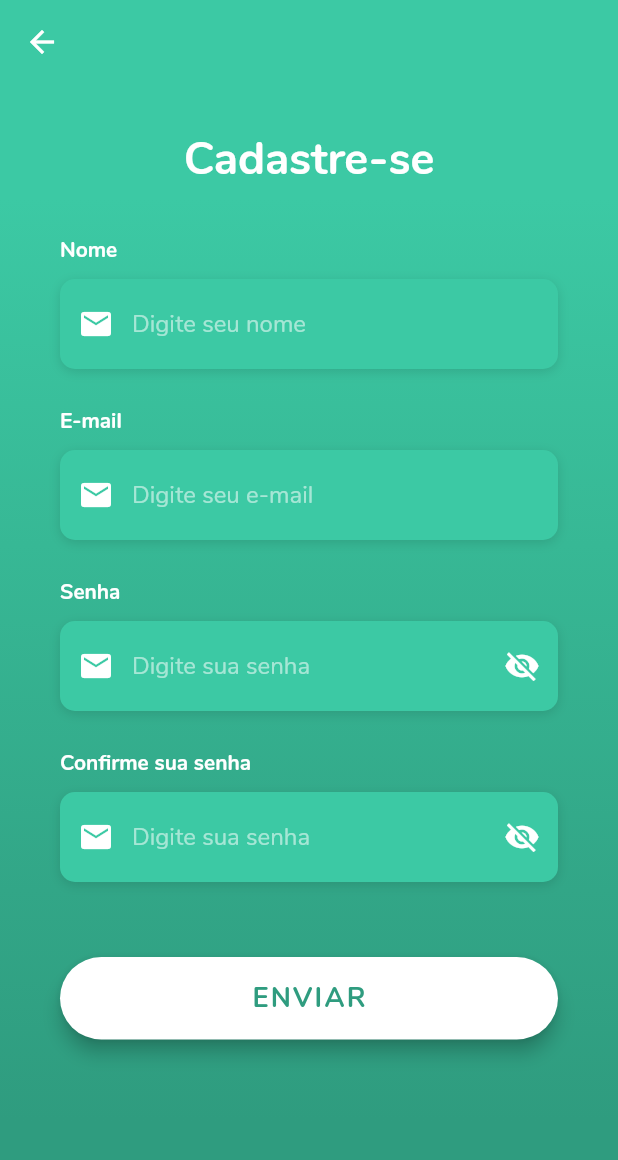
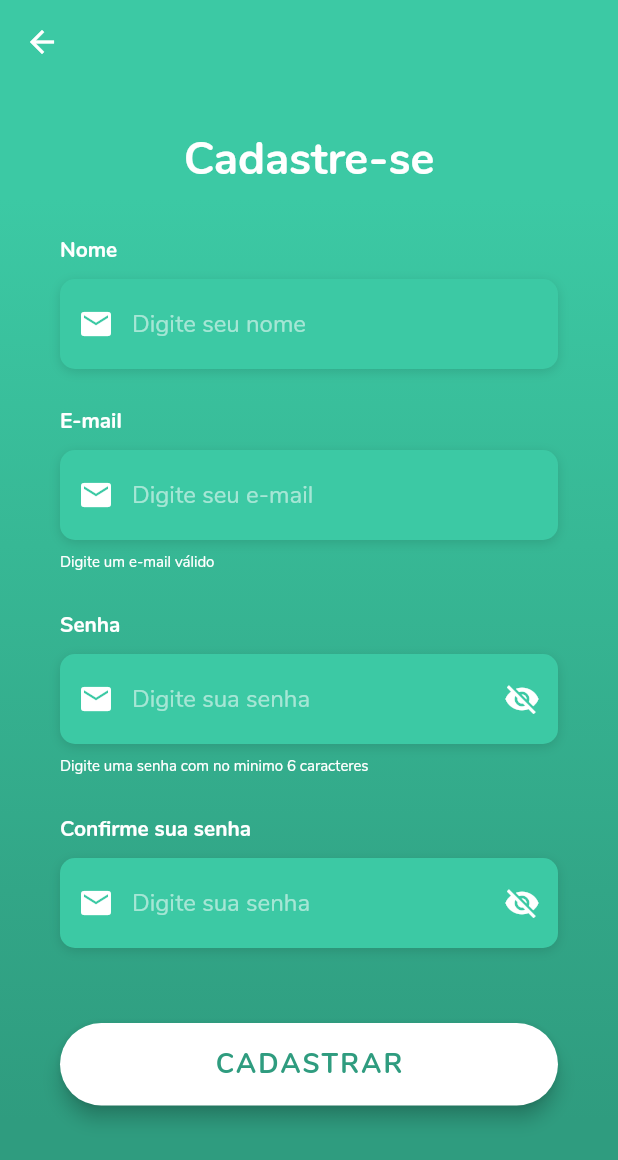
Before and after one commit to Deivid1071/trocatealentoapp, a Flutter app: the screen it shows after launch, after a tap on "LOGIN", after a tap on "Cadastre-se", on a phone screen of 412 x 824 dp. Shown: the top 1160 px of the screen. Run offline on Flutter 3.47's test engine with Material 2 defaults, Android fonts, the phone set to English and light mode, and no system bars; our stand-ins replace flutter_mobx, mobx; accounts and stored records are empty; generated files the repository leaves out were written again.

Commit message:
cadastrar completo api funcional

```diff
--- a/lib/model/user.dart
+++ b/lib/model/user.dart
@@ -15,6 +15,14 @@ class User {
     tcoin = json['user']['tcoin'];
   }
 
+
+  User.fromJsonRegister(Map<String, dynamic> json) {
+    userId = json['id'];
+    name = json['username'];
+    email = json['email'];
+    tcoin = json['tcoin'];
+  }
+
 }
 
 class UserResponse {
@@ -27,6 +35,11 @@ class UserResponse {
       : result = User.fromJson(json),
         error = "";
 
+  UserResponse.fromJsonRegister(Map<String, dynamic> json)
+      : result = User.fromJsonRegister(json),
+        error = "";
+
+
   UserResponse.withError(String errorValue)
       : result = null,//
         error = errorValue;
--- a/lib/screens/home/login_screen.dart
+++ b/lib/screens/home/login_screen.dart
@@ -20,12 +20,12 @@ class LoginScreen extends StatefulWidget {
 class _LoginScreenState extends State<LoginScreen> {
   LoginController loginController;
   bool errorTextField = false;
-  AuthorizationApiService api;
+  AuthorizationApiService authApi;
 
   @override
   void initState() {
     loginController = LoginController();
-    api = AuthorizationApiService();
+    authApi = AuthorizationApiService();
     super.initState();
   }
 
@@ -109,21 +109,23 @@ class _LoginScreenState extends State<LoginScreen> {
           child: RaisedButton(
             elevation: 5.0,
             onPressed: () async {
-              if(loginController.isEmailValid){
+              if (loginController.isEmailValid) {
                 loginController.loading = true;
-                await api.authorize(loginController.email, loginController.password);
+                await authApi.authorize(
+                    loginController.email, loginController.password);
                 loginController.loading = false;
-                if(User.userId != null){
-                  Navigator.push(context, MaterialPageRoute(builder: (context)=>HomeScreen()));
-                }else{
+                if (User.userId != null) {
+                  Navigator.push(context,
+                      MaterialPageRoute(builder: (context) => HomeScreen()));
+                } else {
                   showDialog(
-                    context:  context,
-                    builder:  (BuildContext context) {
+                    context: context,
+                    builder: (BuildContext context) {
                       return CustomAlertDialog();
                     },
                   );
                 }
-              }else{
+              } else {
                 setState(() {
                   errorTextField = true;
                 });
@@ -136,7 +138,7 @@ class _LoginScreenState extends State<LoginScreen> {
             color: Colors.white,
             child: loginController.loading
                 ? CircularProgressIndicator(
-                    valueColor: AlwaysStoppedAnimation(Colors.white),
+                    valueColor: AlwaysStoppedAnimation(Color(0xFF2F9C7F)),
                   )
                 : Text(
                     'LOGIN',
@@ -209,7 +211,10 @@ class _LoginScreenState extends State<LoginScreen> {
                                 'Digite um e-mail válido',
                                 textAlign: TextAlign.start,
                                 style: TextStyle(
-                                    color: Colors.white, fontSize: 10),
+                                  color: Colors.white,
+                                  fontSize: 10,
+                                  fontFamily: 'Nunito',
+                                ),
                               ),
                             )
                           : Container(),
--- a/lib/screens/home/register_screen.dart
+++ b/lib/screens/home/register_screen.dart
@@ -1,7 +1,14 @@
 import 'package:flutter/material.dart';
 import 'package:flutter/services.dart';
+import 'package:flutter_mobx/flutter_mobx.dart';
+import 'package:trocatalentos_app/controllers/register_controller/register_controller.dart';
+import 'package:trocatalentos_app/model/user.dart';
+import 'package:trocatalentos_app/services/auth_api_service.dart';
 import 'package:trocatalentos_app/utilities/constants.dart';
+import 'package:trocatalentos_app/widgets/custom_alertdialog.dart';
 import 'package:trocatalentos_app/widgets/custom_text_field.dart';
+
+import 'home_screen.dart';
 
 class RegisterScreen extends StatefulWidget {
   @override
@@ -10,16 +17,26 @@ class RegisterScreen extends StatefulWidget {
 
 class _RegisterScreenState extends State<RegisterScreen> {
   bool _rememberMe = false;
+  RegisterController registerController;
+  AuthorizationApiService authApi;
 
-
+  @override
+  void initState() {
+    registerController = RegisterController();
+    authApi = AuthorizationApiService();
+    super.initState();
+  }
 
   @override
   Widget build(BuildContext context) {
     return Scaffold(
       appBar: AppBar(
         leading: IconButton(
-          icon: Icon(Icons.arrow_back, color: Colors.white,),
-          onPressed: ()=>Navigator.pop(context),
+          icon: Icon(
+            Icons.arrow_back,
+            color: Colors.white,
+          ),
+          onPressed: () => Navigator.pop(context),
         ),
         backgroundColor: Color(0xFF3CC9A4),
         elevation: 0,
@@ -67,7 +84,6 @@ class _RegisterScreenState extends State<RegisterScreen> {
                           fontWeight: FontWeight.bold,
                         ),
                       ),
-
                       SizedBox(
                         height: 30.0,
                       ),
@@ -88,7 +104,6 @@ class _RegisterScreenState extends State<RegisterScreen> {
                         height: 25.0,
                       ),
                       _buildLoginBtn(),
-
                     ],
                   ),
                 ),
@@ -110,15 +125,20 @@ class _RegisterScreenState extends State<RegisterScreen> {
         ),
         SizedBox(height: 10.0),
         CustomTextField(
-          prefix: Icon(Icons.email, color: Colors.white,),
+          prefix: Icon(
+            Icons.email,
+            color: Colors.white,
+          ),
           hint: 'Digite seu nome',
           textInputType: TextInputType.emailAddress,
+          onChanged: registerController.setNome,
         ),
       ],
     );
   }
 
   Widget _buildEmailTF() {
+    return Observer(builder: (_){
       return Column(
         crossAxisAlignment: CrossAxisAlignment.start,
         children: <Widget>[
@@ -128,15 +148,36 @@ class _RegisterScreenState extends State<RegisterScreen> {
           ),
           SizedBox(height: 10.0),
           CustomTextField(
-          prefix: Icon(Icons.email, color: Colors.white,),
+            prefix: Icon(
+              Icons.email,
+              color: Colors.white,
+            ),
             hint: 'Digite seu e-mail',
             textInputType: TextInputType.emailAddress,
+            onChanged: registerController.setEmail,
           ),
+          !registerController.isEmailValid
+              ? Container(
+            padding: EdgeInsets.only(top: 8),
+            width: MediaQuery.of(context).size.width,
+            child: Text(
+              'Digite um e-mail válido',
+              textAlign: TextAlign.start,
+              style: TextStyle(
+                color: Colors.white,
+                fontSize: 10,
+                fontFamily: 'Nunito',
+              ),
+            ),
+          )
+              : Container()
         ],
       );
+    },);
   }
 
   Widget _buildPasswordTF() {
+    return Observer(builder: (_){
       return Column(
         crossAxisAlignment: CrossAxisAlignment.start,
         children: <Widget>[
@@ -146,22 +187,46 @@ class _RegisterScreenState extends State<RegisterScreen> {
           ),
           SizedBox(height: 10.0),
           CustomTextField(
-          prefix: Icon(Icons.email, color: Colors.white,),
+            prefix: Icon(
+              Icons.email,
+              color: Colors.white,
+            ),
             hint: 'Digite sua senha',
             textInputType: TextInputType.emailAddress,
-          obscure: true,
+            obscure: registerController.passwordVisible ? false : true,
+            onChanged: registerController.setPassword,
             suffix: IconButton(
-            icon: Icon(Icons.visibility_off, color: Colors.white,),
-            onPressed: (){
-
-            },
+              icon: Icon(
+                !registerController.passwordVisible
+                    ? Icons.visibility_off
+                    : Icons.visibility,
+                color: Colors.white,
+              ),
+              onPressed: registerController.togglePasswordVisibility,
             ),
           ),
+          !registerController.isPasswordValid
+              ? Container(
+            padding: EdgeInsets.only(top: 8),
+            width: MediaQuery.of(context).size.width,
+            child: Text(
+              'Digite uma senha com no minimo 6 caracteres',
+              textAlign: TextAlign.start,
+              style: TextStyle(
+                color: Colors.white,
+                fontSize: 10,
+                fontFamily: 'Nunito',
+              ),
+            ),
+          )
+              : Container()
         ],
       );
+    });
   }
 
   Widget _buildConfirmPasswordTF() {
+    return Observer(builder: (_){
       return Column(
         crossAxisAlignment: CrossAxisAlignment.start,
         children: <Widget>[
@@ -171,38 +236,89 @@ class _RegisterScreenState extends State<RegisterScreen> {
           ),
           SizedBox(height: 10.0),
           CustomTextField(
-          prefix: Icon(Icons.email, color: Colors.white,),
+            prefix: Icon(
+              Icons.email,
+              color: Colors.white,
+            ),
             hint: 'Digite sua senha',
             textInputType: TextInputType.emailAddress,
-          obscure: true,
+            onChanged: registerController.setConfirmPassword,
+            obscure: registerController.passwordVisible? false : true,
             suffix: IconButton(
-            icon: Icon(Icons.visibility_off, color: Colors.white,),
-            onPressed: (){
-
-            },
+              icon: Icon(
+                !registerController.passwordVisible
+                    ? Icons.visibility_off
+                    : Icons.visibility,
+                color: Colors.white,
+              ),
+              onPressed: registerController.togglePasswordVisibility,
             ),
           ),
+          !registerController.isConfirmPasswordValid
+              ? Container(
+            padding: EdgeInsets.only(top: 8),
+            width: MediaQuery.of(context).size.width,
+            child: Text(
+              'Para confirmar digite a mesma senha novamente',
+              textAlign: TextAlign.start,
+              style: TextStyle(
+                color: Colors.white,
+                fontSize: 10,
+                fontFamily: 'Nunito',
+              ),
+            ),
+          )
+              : Container()
         ],
       );
+    });
   }
 
-
-
-
   Widget _buildLoginBtn() {
+    return Observer(builder: (_){
       return Container(
         padding: EdgeInsets.symmetric(vertical: 25.0),
         width: double.infinity,
         child: RaisedButton(
           elevation: 5.0,
-        onPressed: () => print('Botão de cadastro pressionado'),
+          onPressed: () async {
+            if (registerController.isEmailValid) {
+              registerController.loading = true;
+              UserResponse response =  await authApi.register(registerController.nome,
+                  registerController.email, registerController.password);
+              registerController.loading = false;
+              if (User.name != null) {
+                /*Navigator.push(context,
+                    MaterialPageRoute(builder: (context) => HomeScreen()));*/
+                registerController.loading = true;
+                await Future.delayed(Duration(seconds: 1));
+                await authApi.authorize(
+                    registerController.email, registerController.password);
+                registerController.loading = false;
+                  Navigator.push(context,
+                      MaterialPageRoute(builder: (context) => HomeScreen()));
+                print('FUNCIONOU SEM ERRO');
+              } else {
+                showDialog(
+                  context: context,
+                  builder: (BuildContext context) {
+                    return CustomAlertDialog();
+                  },
+                );
+              }
+            }
+          },
           padding: EdgeInsets.all(15.0),
           shape: RoundedRectangleBorder(
             borderRadius: BorderRadius.circular(30.0),
           ),
           color: Colors.white,
-        child: Text(
-          'ENVIAR',
+          child: registerController.loading
+              ? CircularProgressIndicator(
+            valueColor: AlwaysStoppedAnimation(Color(0xFF2F9C7F)),
+          )
+              : Text(
+            'CADASTRAR',
             style: TextStyle(
               color: Color(0xFF2F9C7F),
               letterSpacing: 1.5,
@@ -213,5 +329,6 @@ class _RegisterScreenState extends State<RegisterScreen> {
           ),
         ),
       );
+    });
   }
 }
```
Also changed, not shown: lib/controllers/register_controller/register_controller.dart (added, +79 -0 lines), lib/services/auth_api_service.dart (+39 -1 lines). Lines whose indentation alone changed are shown as unchanged.
